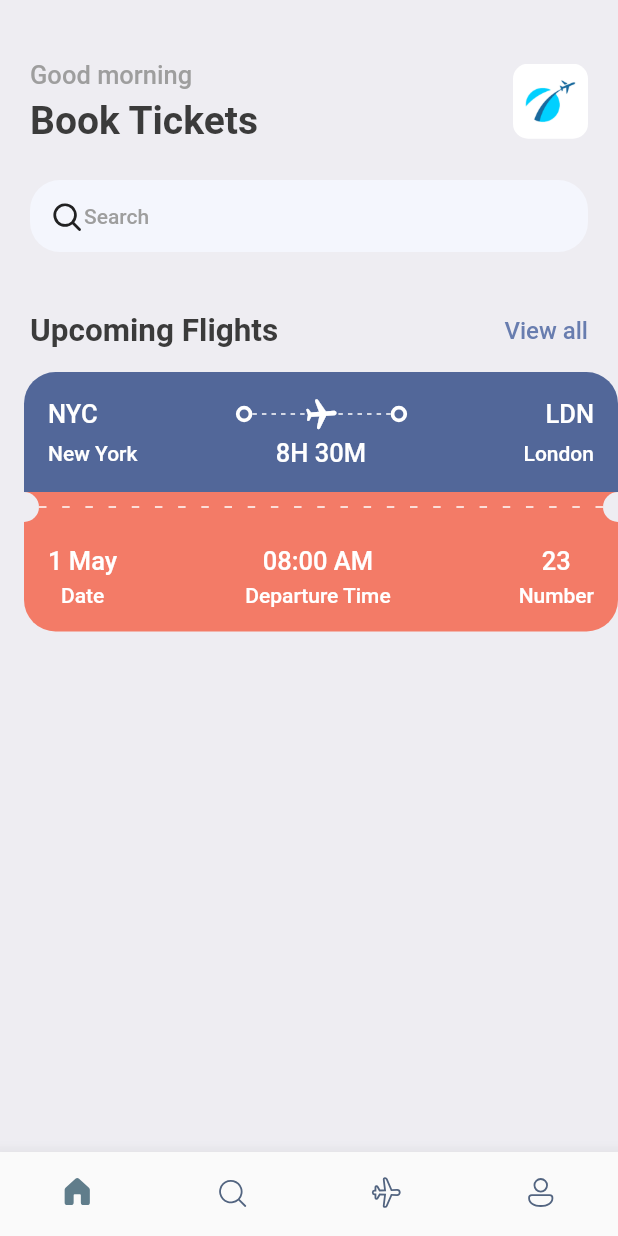
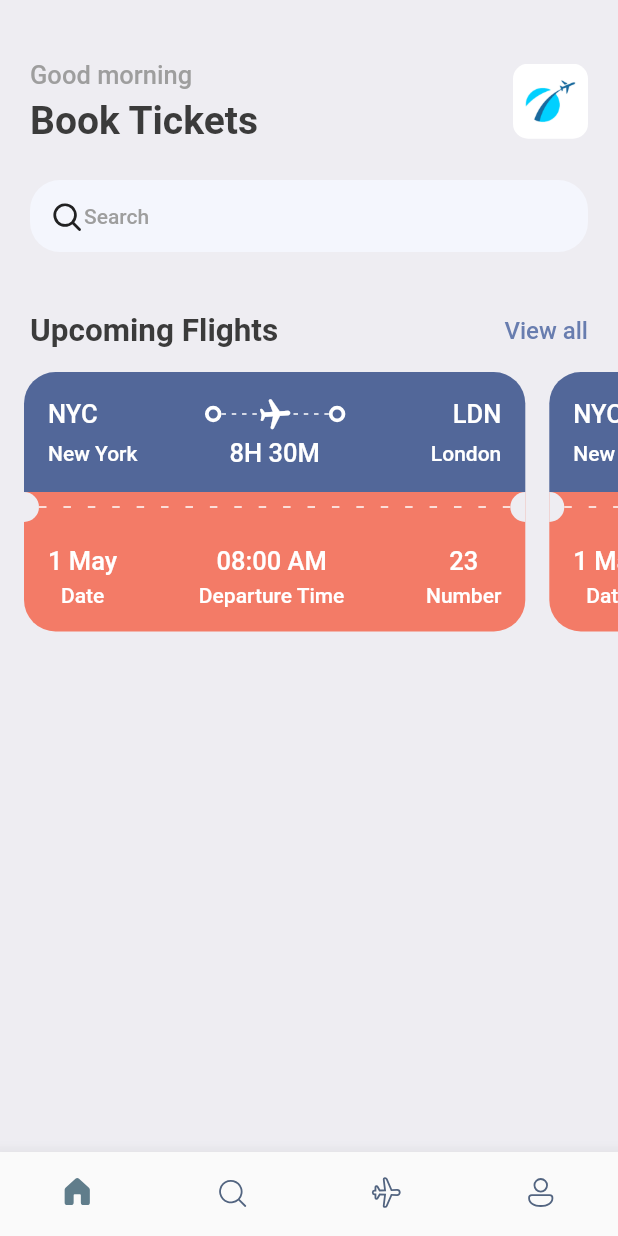
Before and after one commit to nhuthq/booktickets_flutter, a Flutter app: the screen it shows after launch, on a phone screen of 412 x 824 dp. Run offline on Flutter 3.47's test engine with Material 2 defaults, Android fonts, the phone set to English and light mode, and no system bars; our stand-ins replace fluentui_system_icons, gap.

Commit message:
add list tickets

```diff
--- a/booktickets/lib/screens/home_screen.dart
+++ b/booktickets/lib/screens/home_screen.dart
@@ -75,7 +75,16 @@ class HomeScreen extends StatelessWidget {
             ),
           ),
           const Gap(15),
-          const TicketWidget(),
+          SingleChildScrollView(
+            padding: const EdgeInsets.only(right: 20),
+            scrollDirection: Axis.horizontal,
+            child: Row(
+              children: const  [
+                TicketWidget(),
+                TicketWidget(),
+              ],
+            ),
+          )
         ],
       ),
     );
--- a/booktickets/lib/widgets/ticket_widget.dart
+++ b/booktickets/lib/widgets/ticket_widget.dart
@@ -11,7 +11,7 @@ class TicketWidget extends StatelessWidget {
   Widget build(BuildContext context) {
     final size = AppLayout.getSize(context);
     return SizedBox(
-      width: size.width,
+      width: size.width*0.85,
       height: 200,
       child: Container(
         margin: const EdgeInsets.only(left: 16),
```
